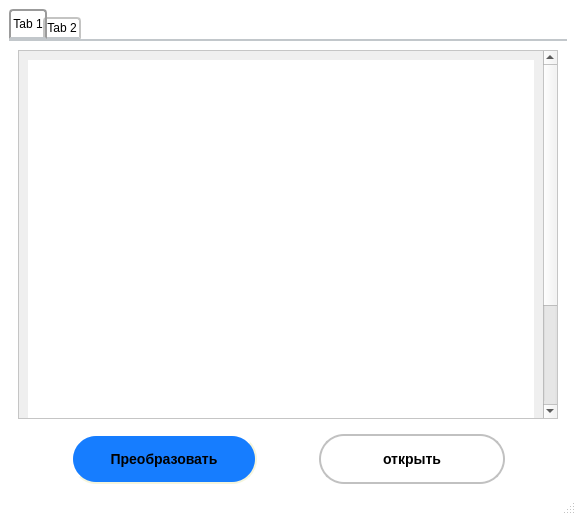
zkdas70/funny-block-diagram, file gui.ui: the form before one commit.
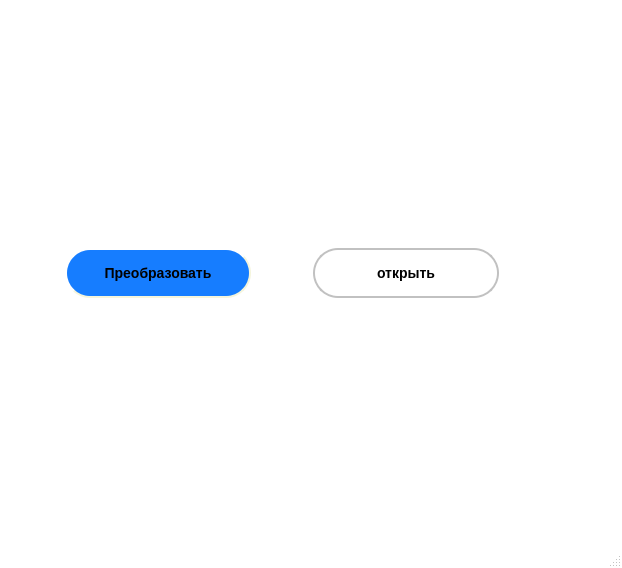
The form after the commit.

The edit to the form file:
```diff
--- a/gui.ui
+++ b/gui.ui
@@ -6,8 +6,8 @@
    <rect>
     <x>0</x>
     <y>0</y>
-    <width>576</width>
-    <height>515</height>
+    <width>622</width>
+    <height>568</height>
    </rect>
   </property>
   <property name="windowTitle">
@@ -22,7 +22,20 @@
   <widget class="QWidget" name="centralwidget">
    <layout class="QGridLayout" name="gridLayout">
     <item row="1" column="5">
-     <spacer name="horizontalSpacer_4">
+     <spacer name="horizontalSpacer">
+      <property name="orientation">
+       <enum>Qt::Horizontal</enum>
+      </property>
+      <property name="sizeHint" stdset="0">
+       <size>
+        <width>40</width>
+        <height>20</height>
+       </size>
+      </property>
+     </spacer>
+    </item>
+    <item row="1" column="0">
+     <spacer name="horizontalSpacer_2">
       <property name="orientation">
        <enum>Qt::Horizontal</enum>
       </property>
@@ -37,7 +50,7 @@
       </property>
      </spacer>
     </item>
-    <item row="1" column="4">
+    <item row="1" column="3">
      <widget class="QPushButton" name="open">
       <property name="minimumSize">
        <size>
@@ -96,52 +109,7 @@
       </property>
      </widget>
     </item>
-    <item row="1" column="6">
-     <spacer name="horizontalSpacer">
-      <property name="orientation">
-       <enum>Qt::Horizontal</enum>
-      </property>
-      <property name="sizeHint" stdset="0">
-       <size>
-        <width>40</width>
-        <height>20</height>
-       </size>
-      </property>
-     </spacer>
-    </item>
     <item row="1" column="1">
-     <spacer name="horizontalSpacer_2">
-      <property name="orientation">
-       <enum>Qt::Horizontal</enum>
-      </property>
-      <property name="sizeType">
-       <enum>QSizePolicy::Minimum</enum>
-      </property>
-      <property name="sizeHint" stdset="0">
-       <size>
-        <width>50</width>
-        <height>20</height>
-       </size>
-      </property>
-     </spacer>
-    </item>
-    <item row="1" column="3">
-     <spacer name="horizontalSpacer_3">
-      <property name="orientation">
-       <enum>Qt::Horizontal</enum>
-      </property>
-      <property name="sizeType">
-       <enum>QSizePolicy::Minimum</enum>
-      </property>
-      <property name="sizeHint" stdset="0">
-       <size>
-        <width>50</width>
-        <height>20</height>
-       </size>
-      </property>
-     </spacer>
-    </item>
-    <item row="1" column="2">
      <widget class="QPushButton" name="convert">
       <property name="minimumSize">
        <size>
@@ -206,115 +174,40 @@
       </property>
      </widget>
     </item>
-    <item row="0" column="0" colspan="7">
-     <widget class="QTabWidget" name="tabWidget">
-      <property name="styleSheet">
-       <string notr="true">QTabWidget::pane { /* Рамка виджета со вкладками */
-     border-top: 2px solid #C2C7CB;
- }
-
- /* Применяем стиль ко вкладке используя субэлемент управления tab. Обратите внимание на то, что
-     оно читается как QTabBar, а _не_ QTabWidget */
- QTabBar::tab {
-     background: qlineargradient(x1: 0, y1: 0, x2: 0, y2: 1,
-                                 stop: 0 #E1E1E1, stop: 0.4 #DDDDDD,
-                                 stop: 0.5 #D8D8D8, stop: 1.0 #D3D3D3);
-     border: 2px solid #C4C4C3;
-     border-bottom-color: #C2C7CB; /* такой же цвет как у панели */
-     border-top-left-radius: 4px;
-     border-top-right-radius: 4px;
-     min-width: 10ex;
-     padding: 2px;
- }
-
- QTabBar::tab:selected, QTabBar::tab:hover {
-     background: qlineargradient(x1: 0, y1: 0, x2: 0, y2: 1,
-                                 stop: 0 #fafafa, stop: 0.4 #f4f4f4,
-                                 stop: 0.5 #e7e7e7, stop: 1.0 #fafafa);
- }
-
- QTabBar::tab:selected {
-     border-color: #9B9B9B;
-     border-bottom-color: #C2C7CB; /* такой же цвет как у панели */
- }
-
- QTabBar::tab:!selected {
-     margin-top: 8px; /* делаем невыбранные вкладки меньше */
- }
-
- /* воспользуемся отрицательными полями для перекрывания вкладок */
- QTabBar::tab:selected {
-     /* расширение/перекрытие слева и справа по 4px */
-     margin-left: -4px;
-     margin-right: -4px;
- }
-
- QTabBar::tab:first:selected {
-     margin-left: 0; /* первая выбранная вкладка ничего не перекрывает слева от себя */
- }
-
- QTabBar::tab:last:selected {
-     margin-right: 0; /* последняя выбранная вкладка ничего не перекрывает справа от себя */
- }
-
- QTabBar::tab:only-one {
-     margin: 0; /* если имеется только одна вкладка, перекрывающиеся поля не нужны */
- }</string>
+    <item row="1" column="2">
+     <spacer name="horizontalSpacer_3">
+      <property name="orientation">
+       <enum>Qt::Horizontal</enum>
       </property>
-      <property name="currentIndex">
-       <number>0</number>
+      <property name="sizeType">
+       <enum>QSizePolicy::Minimum</enum>
       </property>
-      <widget class="QWidget" name="tab_3">
-       <attribute name="title">
-        <string>Tab 1</string>
-       </attribute>
-       <layout class="QGridLayout" name="gridLayout_3">
-        <item row="0" column="0">
-         <widget class="QScrollArea" name="scrollArea">
-          <property name="styleSheet">
-           <string notr="true"/>
-          </property>
-          <property name="widgetResizable">
-           <bool>true</bool>
-          </property>
-          <widget class="QWidget" name="scrollAreaWidgetContents_3">
-           <property name="geometry">
-            <rect>
-             <x>0</x>
-             <y>0</y>
-             <width>521</width>
-             <height>518</height>
-            </rect>
-           </property>
-           <layout class="QGridLayout" name="gridLayout_2">
-            <item row="0" column="1">
-             <widget class="QLabel" name="block_diagram">
-              <property name="minimumSize">
-               <size>
-                <width>300</width>
-                <height>500</height>
-               </size>
-              </property>
-              <property name="text">
-               <string/>
-              </property>
-              <property name="alignment">
-               <set>Qt::AlignCenter</set>
-              </property>
-             </widget>
-            </item>
-           </layout>
-          </widget>
-         </widget>
-        </item>
-       </layout>
-      </widget>
-      <widget class="QWidget" name="tab_4">
-       <attribute name="title">
-        <string>Tab 2</string>
-       </attribute>
-      </widget>
-     </widget>
+      <property name="sizeHint" stdset="0">
+       <size>
+        <width>50</width>
+        <height>20</height>
+       </size>
+      </property>
+     </spacer>
+    </item>
+    <item row="1" column="4">
+     <spacer name="horizontalSpacer_4">
+      <property name="orientation">
+       <enum>Qt::Horizontal</enum>
+      </property>
+      <property name="sizeType">
+       <enum>QSizePolicy::Minimum</enum>
+      </property>
+      <property name="sizeHint" stdset="0">
+       <size>
+        <width>50</width>
+        <height>20</height>
+       </size>
+      </property>
+     </spacer>
+    </item>
+    <item row="0" column="0" colspan="6">
+     <layout class="QGridLayout" name="gridLayout_2"/>
     </item>
    </layout>
   </widget>
```
Left out of the diff: 2 changed lines with no effect on the pictures.
